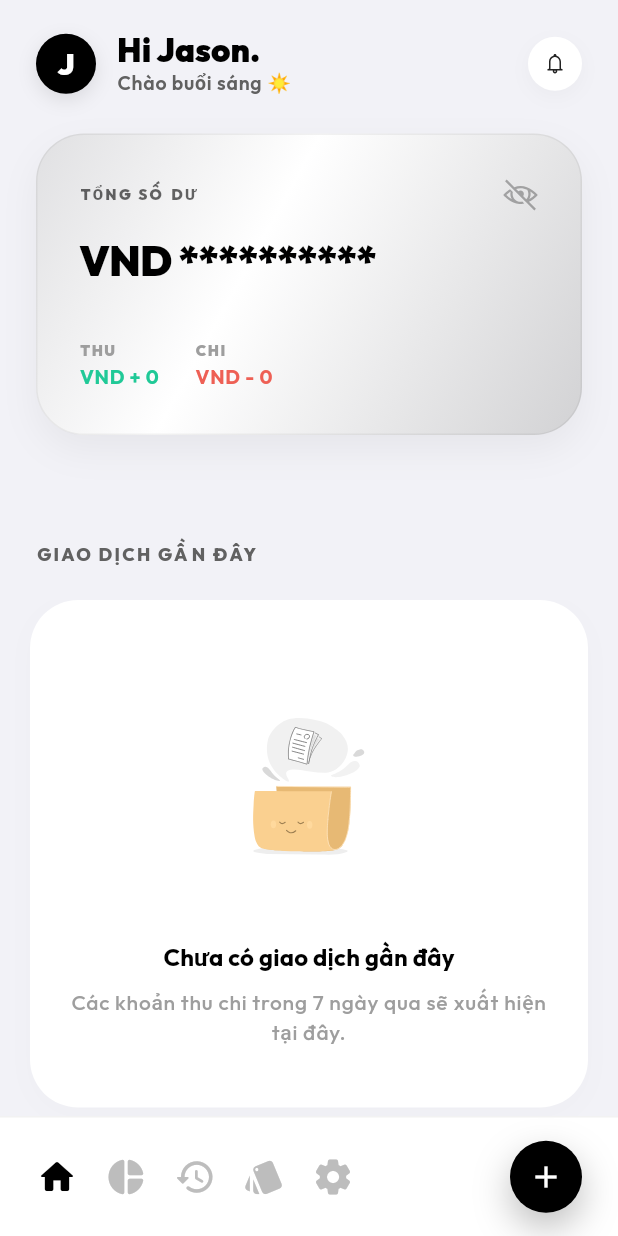
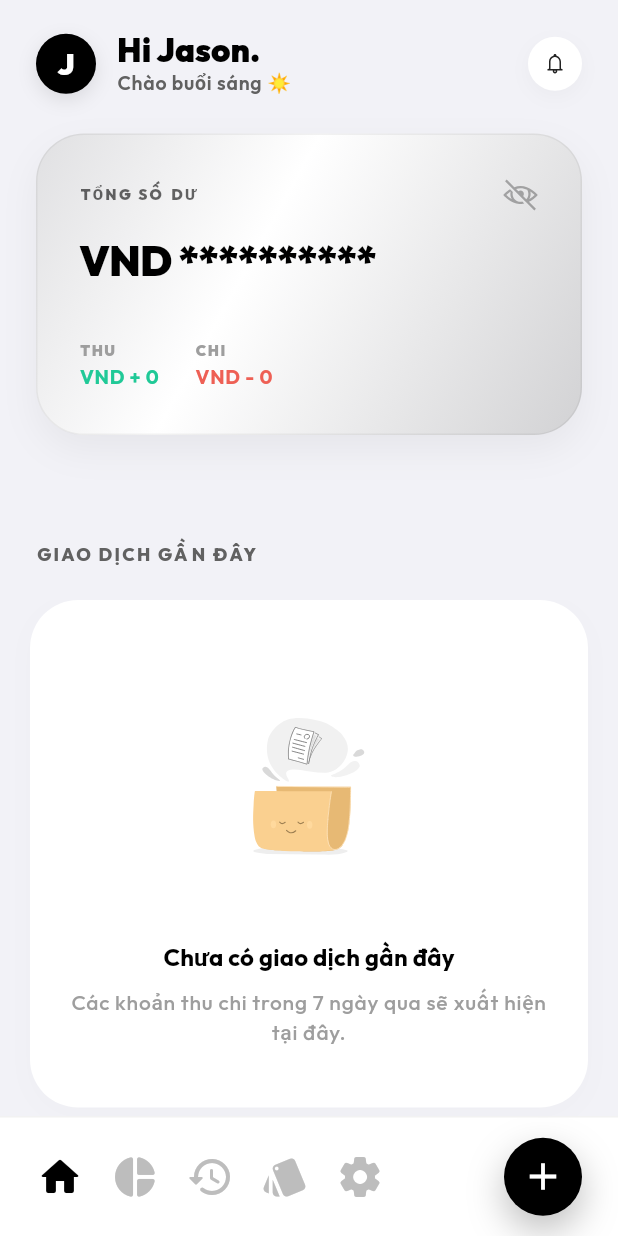
Before and after one commit to ng1Trung/sheepify-finance, a Flutter app: the screen it shows after launch, on a phone screen of 412 x 824 dp. Run offline on Flutter 3.47's test engine with Material 3 defaults, Android fonts, the phone set to English and light mode, and no system bars; our stand-ins replace fl_chart, google_fonts, google_nav_bar, hive, hive_flutter, image_picker and 2 more; accounts and stored records are empty; project files that could hold a hidden picture were left out.

Commit message:
style: increase size of navigation icons and add transaction button in main screen

```diff
--- a/lib/presentation/screens/main_screen.dart
+++ b/lib/presentation/screens/main_screen.dart
@@ -420,7 +420,7 @@ class _MainScreenState extends State<MainScreen> {
           _selectedDate = DateTime.now();
         });
       },
-      child: Icon(icon, color: color, size: 28),
+      child: Icon(icon, color: color, size: 32), // Tăng từ 28 lên 32
     );
   }
 
@@ -428,8 +428,8 @@ class _MainScreenState extends State<MainScreen> {
     return GestureDetector(
       onTap: _showAddTransactionForm,
       child: Container(
-        width: 48,
-        height: 48,
+        width: 52, // Tăng từ 48 lên 52
+        height: 52, // Tăng từ 48 lên 52
         decoration: BoxDecoration(
           color: Colors.black,
           shape: BoxShape.circle,
@@ -441,7 +441,7 @@ class _MainScreenState extends State<MainScreen> {
             ),
           ],
         ),
-        child: const Icon(Icons.add, color: Colors.white, size: 24),
+        child: const Icon(Icons.add, color: Colors.white, size: 30), // Tăng từ 24 lên 30
       ),
     );
   }
```
